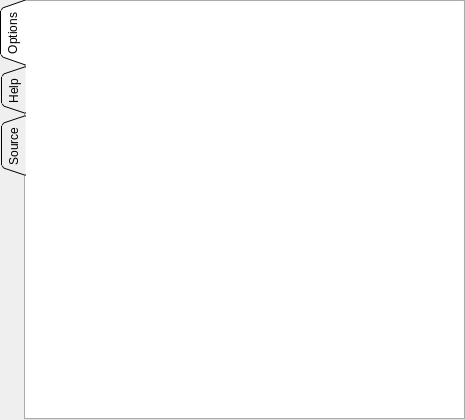
The window that qiskit_metal/_gui/component_widget_ui.ui (qiskit-community/qiskit-metal) describes before a commit, drawn with Qt 5.
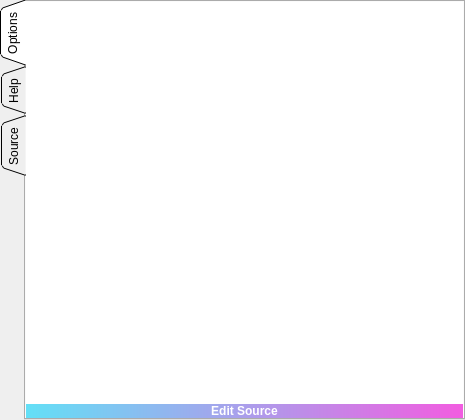
The same window after the commit. The open tabs and pages were chosen to show the change. Icons and pictures are not drawn. Custom widgets are drawn as their Qt base class.

Commit message: GUI: Fixed source editor widget.  Added curson centering to make function

What changed in the file:
```diff
--- a/qiskit_metal/_gui/component_widget_ui.ui
+++ b/qiskit_metal/_gui/component_widget_ui.ui
@@ -81,7 +81,7 @@
        <bool>false</bool>
       </property>
       <attribute name="horizontalHeaderVisible">
-       <bool>true</bool>
+       <bool>false</bool>
       </attribute>
       <attribute name="horizontalHeaderStretchLastSection">
        <bool>true</bool>
@@ -91,6 +91,30 @@
       </attribute>
      </widget>
     </item>
+    <item>
+     <widget class="QPushButton" name="pushButtonEditSource">
+      <property name="statusTip">
+       <string>Edit the QComponent source code in real time and see changes. </string>
+      </property>
+      <property name="whatsThis">
+       <string>Edit the QComponent source code in real time and see changes. </string>
+      </property>
+      <property name="styleSheet">
+       <string notr="true">background-color: qlineargradient(spread:pad, x1:0, y1:0, x2:1, y2:0, stop:0 rgba(61, 217, 245,0.8), stop:1 rgba(240, 53, 218,0.8));
+border-style: solid;
+border-radius:30px;
+font-weight: bold;
+color: rgb(255, 255, 255);</string>
+      </property>
+      <property name="text">
+       <string>Edit Source</string>
+      </property>
+      <property name="icon">
+       <iconset resource="main_window_rc.qrc">
+        <normaloff>:/---component</normaloff>:/---component</iconset>
+      </property>
+     </widget>
+    </item>
    </layout>
   </widget>
   <widget class="QWidget" name="tabHelp">
```
Left out of the diff: 27 changed lines with no effect on the pictures. The commit also changes 11 other files.
